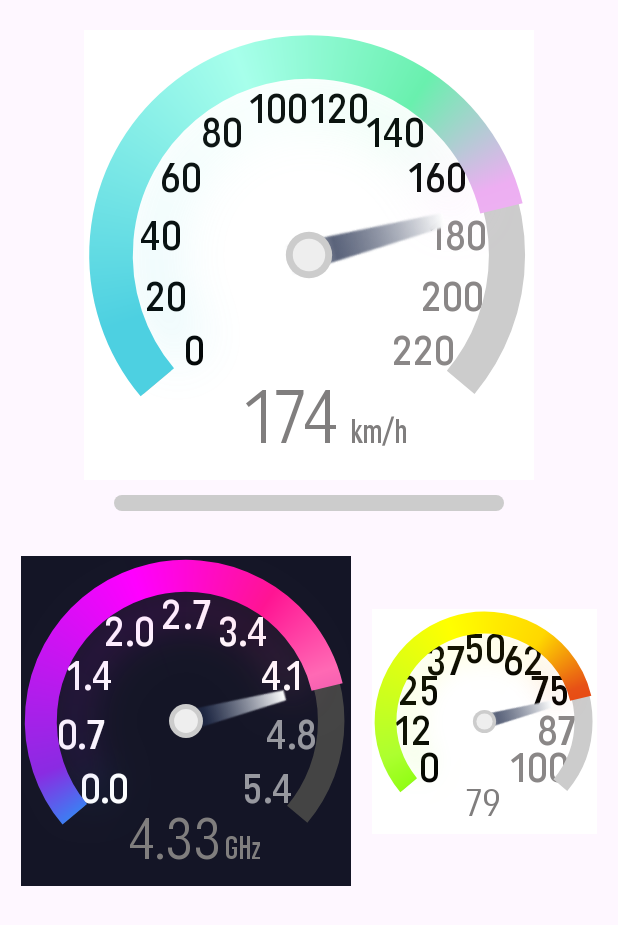
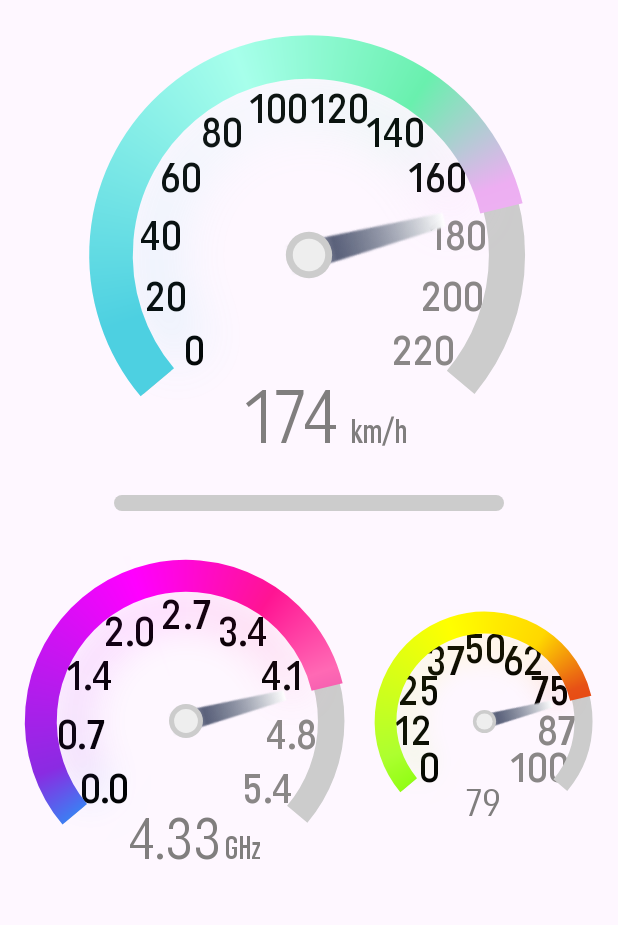
Before and after one commit to jayant-droid/JayGauge, an Android app: the layout activity_main.xml on its own in the app's theme, with its tools: preview values and no code run, on a phone screen of 412 x 824 dp. Shown: the top 925 px of the screen. Run offline under Robolectric (Android 15) with nearby library versions, the phone set to English and light mode, and no system bars.

Commit message:
Theme Fixes Alpha6

```diff
--- a/JayGauge/src/main/java/com/jcorp/jaygauge/ColorProducer.kt
+++ b/JayGauge/src/main/java/com/jcorp/jaygauge/ColorProducer.kt
@@ -6,7 +6,6 @@ import androidx.core.content.ContextCompat
 
 class ColorProducer(context: Context) {
     val grayTextColor by lazy { ContextCompat.getColor(context, R.color.gray_text) }
-    val blueThemeColor by lazy { ContextCompat.getColor(context, R.color.blue_theme) }
     val blackDefaultTextColor by lazy {
         ContextCompat.getColor(
             context,
--- a/JayGauge/src/main/java/com/jcorp/jaygauge/GaugeTheme.kt
+++ b/JayGauge/src/main/java/com/jcorp/jaygauge/GaugeTheme.kt
@@ -1,5 +1,5 @@
 package com.jcorp.jaygauge
 
 enum class GaugeTheme(val value:Int) {
-    LIGHT(0), DARK(1), BLUE(2)
+    LIGHT(0), DARK(1)
 }
--- a/JayGauge/src/main/java/com/jcorp/jaygauge/JayGauge.kt
+++ b/JayGauge/src/main/java/com/jcorp/jaygauge/JayGauge.kt
@@ -37,7 +37,6 @@ class JayGauge @JvmOverloads constructor(
     //Colors
     private val blackDefaultTextColor: Int by lazy { ResourceProvider.getColors().blackDefaultTextColor }
     private val grayTextColor by lazy { ResourceProvider.getColors().grayTextColor }
-    private val blueThemeColor by lazy { ResourceProvider.getColors().blueThemeColor }
     private val lightBlackTextColor by lazy { ResourceProvider.getColors().lightBlackTextColor }
     private val moreOpaqueWhite by lazy { ResourceProvider.getColors().more_opaque_white }
 
@@ -283,7 +282,7 @@ class JayGauge @JvmOverloads constructor(
         when (gaugeTheme) {
             GaugeTheme.LIGHT -> {
                 // Light background
-                setBackgroundColor(Color.WHITE)
+                setBackgroundColor(Color.TRANSPARENT)
                 // Text
                 valueTextPaint.color = blackDefaultTextColor
                 unitTextPaint.color = blackDefaultTextColor
@@ -294,16 +293,7 @@ class JayGauge @JvmOverloads constructor(
             }
 
             GaugeTheme.DARK -> {
-                setBackgroundColor(Color.BLACK)
-                valueTextPaint.color = Color.WHITE
-                unitTextPaint.color = Color.WHITE
-                tickTextPaint.color = Color.LTGRAY
-
-                bgArcPaint.color = Color.DKGRAY
-            }
-
-            GaugeTheme.BLUE -> {
-                setBackgroundColor(blueThemeColor)
+                setBackgroundColor(Color.TRANSPARENT)
                 valueTextPaint.color = Color.WHITE
                 unitTextPaint.color = Color.WHITE
                 tickTextPaint.color = Color.LTGRAY
@@ -644,7 +634,7 @@ class JayGauge @JvmOverloads constructor(
 
     private fun getTextColor(): Int = when (gaugeTheme) {
         GaugeTheme.LIGHT -> Color.BLACK
-        GaugeTheme.DARK, GaugeTheme.BLUE -> Color.WHITE
+        GaugeTheme.DARK  -> Color.WHITE
         // Add a default case or handle other themes if necessary
         // For now, defaulting to black for unhandled themes
     }
--- a/JayGauge/src/main/res/values/attrs.xml
+++ b/JayGauge/src/main/res/values/attrs.xml
@@ -5,7 +5,6 @@
         <attr name="gaugeTheme" format="enum">
             <enum name="light" value="0"/>
             <enum name="dark" value="1"/>
-            <enum name="blue" value="2"/>
         </attr>
 
         <!--  set custom unit -->
--- a/JayGauge/src/main/res/values/colors.xml
+++ b/JayGauge/src/main/res/values/colors.xml
@@ -2,7 +2,6 @@
 <resources>
     <color name="black_default_text">#000000</color>
     <color name="gray_text">#807E7E</color>
-    <color name="blue_theme">#141526</color>
     <color name="light_black_text">#8A8787</color>
     <color name="semi_white">#2CFFFFFF</color>
     <color name="more_opaque_white">#8FFFFFFF</color>
--- a/app/src/main/res/layout/activity_main.xml
+++ b/app/src/main/res/layout/activity_main.xml
@@ -36,7 +36,7 @@
             android:layout_height="220dp"
             app:minProgress="0"
             app:maxProgress="5.45"
-            app:gaugeTheme="blue"
+            app:gaugeTheme="light"
             app:numOfTicks="9"
             app:arcColorTheme="NeonParty"
             app:gaugeUnit="GHZ"
```
Also changed, not shown: app/src/main/java/com/jcorp/jaygauge/sample/MainActivity.kt (+4 -5 lines).
